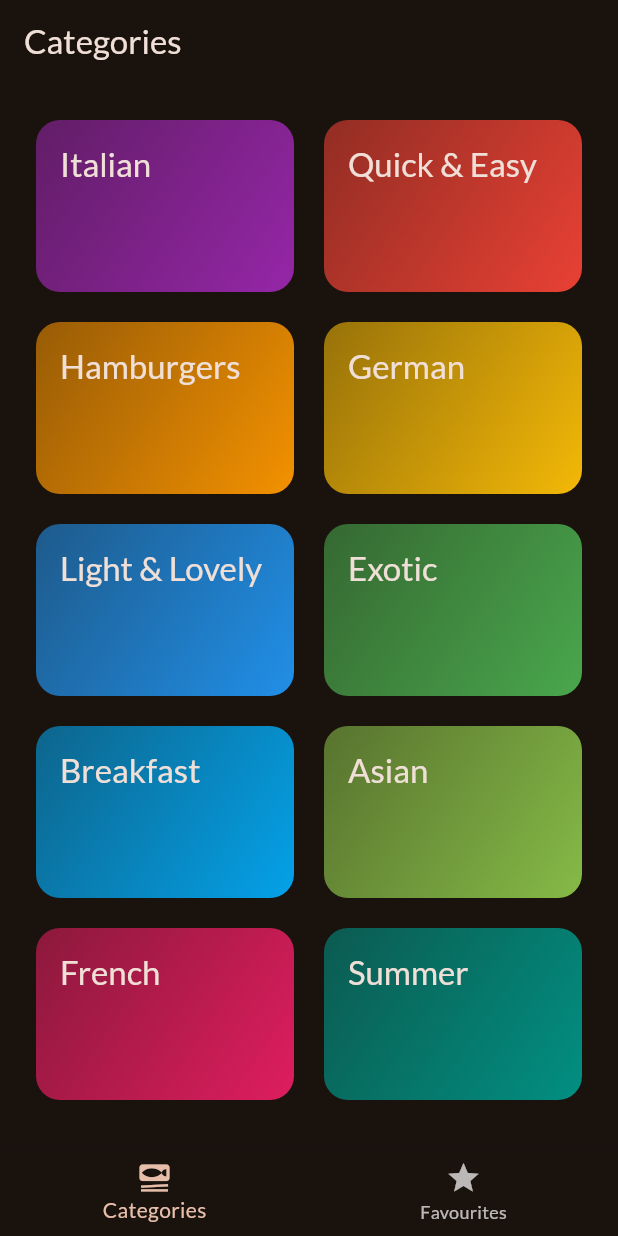
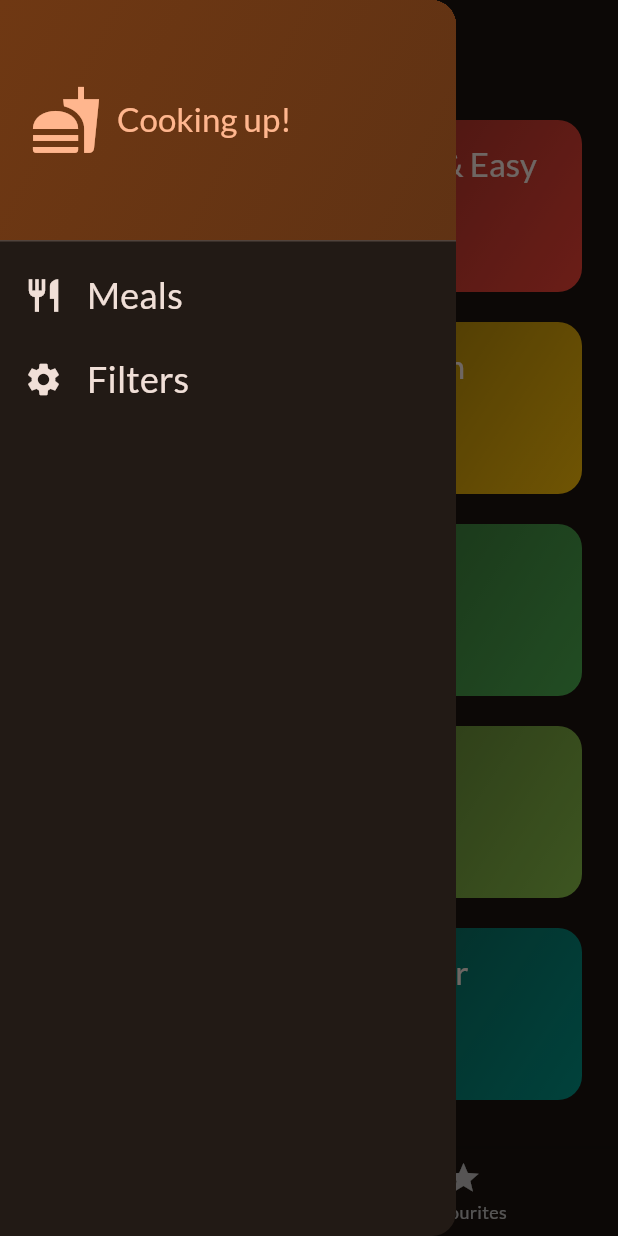
Before and after one commit to punkushal/Meals, a Flutter app: the screen it shows after launch, with the side drawer open (before the commit the screen has no drawer), on a phone screen of 412 x 824 dp. Run offline on Flutter 3.47's test engine with Material 2 defaults, Android fonts, the phone set to English and light mode, and no system bars; our stand-ins replace google_fonts, transparent_image.

Commit message:
Added A Drawer

```diff
--- a/lib/screens/tabs_screen.dart
+++ b/lib/screens/tabs_screen.dart
@@ -2,6 +2,7 @@ import 'package:flutter/material.dart';
 import 'package:meal/models/meal.dart';
 import 'package:meal/screens/categories.dart';
 import 'package:meal/screens/meals.dart';
+import 'package:meal/widgets/main_drawer.dart';
 
 class TabsScreen extends StatefulWidget {
   const TabsScreen({super.key});
@@ -63,6 +64,7 @@ class _TabsScreenState extends State<TabsScreen> {
       appBar: AppBar(
         title: Text(activePageTitle),
       ),
+      drawer: const MainDrawer(),
       body: activePage,
       bottomNavigationBar: BottomNavigationBar(
         onTap:
--- /dev/null
+++ b/lib/widgets/main_drawer.dart
@@ -0,0 +1,77 @@
+import 'package:flutter/material.dart';
+
+class MainDrawer extends StatelessWidget {
+  const MainDrawer({super.key});
+
+  @override
+  Widget build(BuildContext context) {
+    return Drawer(
+      child: Column(
+        children: [
+          DrawerHeader(
+            decoration: BoxDecoration(
+              gradient: LinearGradient(colors: [
+                Theme.of(context).colorScheme.primaryContainer,
+                Theme.of(context).colorScheme.primaryContainer.withOpacity(0.8),
+              ], begin: Alignment.topLeft, end: Alignment.bottomRight),
+            ),
+            padding: const EdgeInsets.all(20),
+            child: Row(
+              children: [
+                Icon(
+                  Icons.fastfood,
+                  size: 48,
+                  color: Theme.of(context).colorScheme.primary,
+                ),
+                const SizedBox(
+                  width: 10,
+                ),
+                Text(
+                  'Cooking up!',
+                  style: Theme.of(context)
+                      .textTheme
+                      .titleLarge!
+                      .copyWith(color: Theme.of(context).colorScheme.primary),
+                ),
+              ],
+            ),
+          ),
+          ListTile(
+            //ListTile works same as row but making a list
+            //leading helps to set widget before title
+
+            leading: Icon(
+              Icons.restaurant,
+              size: 26,
+              color: Theme.of(context).colorScheme.onBackground,
+            ),
+            title: Text(
+              'Meals',
+              style: Theme.of(context).textTheme.titleSmall!.copyWith(
+                    color: Theme.of(context).colorScheme.onBackground,
+                    fontSize: 24,
+                  ),
+            ),
+          ),
+          ListTile(
+            //ListTile works same as row but making a list
+            //leading helps to set widget before title
+
+            leading: Icon(
+              Icons.settings,
+              size: 26,
+              color: Theme.of(context).colorScheme.onBackground,
+            ),
+            title: Text(
+              'Filters',
+              style: Theme.of(context).textTheme.titleSmall!.copyWith(
+                    color: Theme.of(context).colorScheme.onBackground,
+                    fontSize: 24,
+                  ),
+            ),
+          ),
+        ],
+      ),
+    );
+  }
+}
```
Also changed, not shown: 1 other file.
